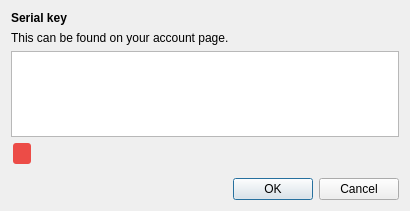
First picture: the form in src/gui/src/ActivationDialog.ui, repository deskflow/deskflow, before the edit.
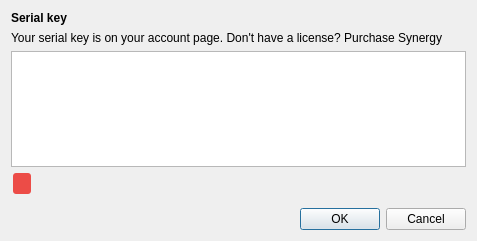
Second picture: the form after the edit.

The edit to the form file:
```diff
--- a/src/gui/src/ActivationDialog.ui
+++ b/src/gui/src/ActivationDialog.ui
@@ -6,8 +6,8 @@
    <rect>
     <x>0</x>
     <y>0</y>
-    <width>410</width>
-    <height>211</height>
+    <width>477</width>
+    <height>241</height>
    </rect>
   </property>
   <property name="windowTitle">
@@ -18,7 +18,6 @@
     <widget class="QLabel" name="label">
      <property name="font">
       <font>
-       <weight>75</weight>
        <bold>true</bold>
       </font>
      </property>
@@ -30,7 +29,7 @@
    <item>
     <widget class="QLabel" name="label_5">
      <property name="text">
-      <string>&lt;html&gt;&lt;head/&gt;&lt;body&gt;&lt;p&gt;This can be found on your &lt;a href=&quot;https://symless.com/synergy/account?source=gui&quot;&gt;&lt;span style=&quot; text-decoration: none; color: #4285F4;&quot;&gt;account&lt;/span&gt;&lt;/a&gt; page.&lt;/p&gt;&lt;/body&gt;&lt;/html&gt;</string>
+      <string>&lt;html&gt;&lt;head/&gt;&lt;body&gt;&lt;p&gt;Your serial key is on your &lt;a href=&quot;https://symless.com/synergy/account?source=gui&quot;&gt;&lt;span style=&quot; text-decoration: underline; color:#4285f4;&quot;&gt;account&lt;/span&gt;&lt;/a&gt; page. Don't have a license? &lt;a href=&quot;https://symless.com/synergy/purchase?source=gui&quot;&gt;&lt;span style=&quot; text-decoration: underline; color:#007af4;&quot;&gt;Purchase Synergy&lt;/span&gt;&lt;/a&gt;&lt;/p&gt;&lt;/body&gt;&lt;/html&gt;</string>
      </property>
      <property name="openExternalLinks">
       <bool>true</bool>
@@ -47,9 +46,12 @@
      </property>
      <property name="html">
       <string>&lt;!DOCTYPE HTML PUBLIC &quot;-//W3C//DTD HTML 4.0//EN&quot; &quot;http://www.w3.org/TR/REC-html40/strict.dtd&quot;&gt;
-&lt;html&gt;&lt;head&gt;&lt;meta name=&quot;qrichtext&quot; content=&quot;1&quot; /&gt;&lt;style type=&quot;text/css&quot;&gt;
+&lt;html&gt;&lt;head&gt;&lt;meta name=&quot;qrichtext&quot; content=&quot;1&quot; /&gt;&lt;meta charset=&quot;utf-8&quot; /&gt;&lt;style type=&quot;text/css&quot;&gt;
 p, li { white-space: pre-wrap; }
-&lt;/style&gt;&lt;/head&gt;&lt;body style=&quot; font-family:'.AppleSystemUIFont'; font-size:13pt; font-weight:400; font-style:normal;&quot;&gt;
+hr { height: 1px; border-width: 0; }
+li.unchecked::marker { content: &quot;\2610&quot;; }
+li.checked::marker { content: &quot;\2612&quot;; }
+&lt;/style&gt;&lt;/head&gt;&lt;body style=&quot; font-family:'Segoe UI'; font-size:9pt; font-weight:400; font-style:normal;&quot;&gt;
 &lt;p style=&quot;-qt-paragraph-type:empty; margin-top:0px; margin-bottom:0px; margin-left:0px; margin-right:0px; -qt-block-indent:0; text-indent:0px; font-family:'Sans'; font-size:10pt;&quot;&gt;&lt;br /&gt;&lt;/p&gt;&lt;/body&gt;&lt;/html&gt;</string>
      </property>
      <property name="acceptRichText">
```
